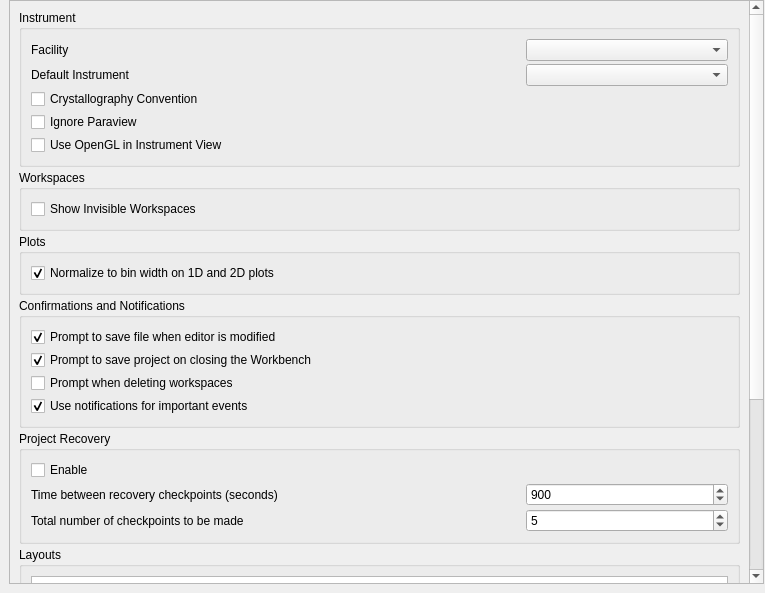
Old version of the form qt/applications/workbench/workbench/widgets/settings/general/section_general.ui in the repository mantidproject/mantid.
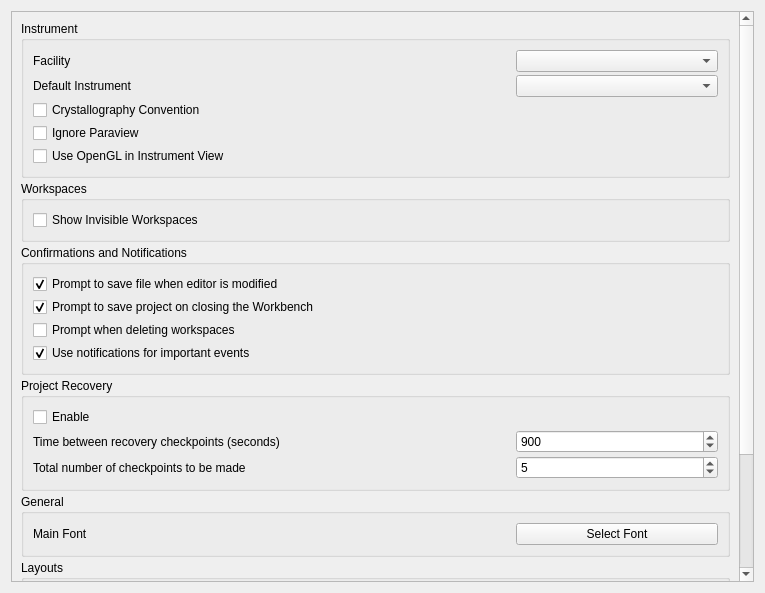
New version of the form.

Commit message: Re #27471 Add in plot settings

```diff
--- a/qt/applications/workbench/workbench/widgets/settings/general/section_general.ui
+++ b/qt/applications/workbench/workbench/widgets/settings/general/section_general.ui
@@ -13,19 +13,7 @@
   <property name="windowTitle">
    <string>Form</string>
   </property>
-  <layout class="QHBoxLayout" name="horizontalLayout">
-   <property name="leftMargin">
-    <number>9</number>
-   </property>
-   <property name="topMargin">
-    <number>0</number>
-   </property>
-   <property name="rightMargin">
-    <number>1</number>
-   </property>
-   <property name="bottomMargin">
-    <number>9</number>
-   </property>
+  <layout class="QVBoxLayout" name="verticalLayout_12">
    <item>
     <widget class="QScrollArea" name="scrollArea">
      <property name="frameShape">
@@ -44,9 +32,9 @@
       <property name="geometry">
        <rect>
         <x>0</x>
-        <y>-174</y>
-        <width>736</width>
-        <height>756</height>
+        <y>0</y>
+        <width>728</width>
+        <height>651</height>
        </rect>
       </property>
       <property name="sizePolicy">
@@ -134,29 +122,25 @@
              </layout>
             </item>
             <item>
-             <layout class="QVBoxLayout" name="verticalLayout_5">
-              <item>
-               <widget class="QCheckBox" name="crystallography_convention">
-                <property name="text">
-                 <string>Crystallography Convention</string>
-                </property>
-               </widget>
-              </item>
-              <item>
-               <widget class="QCheckBox" name="ignore_paraview">
-                <property name="text">
-                 <string>Ignore Paraview</string>
-                </property>
-               </widget>
-              </item>
-              <item>
-               <widget class="QCheckBox" name="use_open_gl">
-                <property name="text">
-                 <string>Use OpenGL in Instrument View</string>
-                </property>
-               </widget>
-              </item>
-             </layout>
+             <widget class="QCheckBox" name="crystallography_convention">
+              <property name="text">
+               <string>Crystallography Convention</string>
+              </property>
+             </widget>
+            </item>
+            <item>
+             <widget class="QCheckBox" name="ignore_paraview">
+              <property name="text">
+               <string>Ignore Paraview</string>
+              </property>
+             </widget>
+            </item>
+            <item>
+             <widget class="QCheckBox" name="use_open_gl">
+              <property name="text">
+               <string>Use OpenGL in Instrument View</string>
+              </property>
+             </widget>
             </item>
            </layout>
           </widget>
@@ -204,38 +188,6 @@
            </layout>
           </widget>
          </item>
-         <item>
-          <widget class="QGroupBox" name="plots_box">
-           <property name="title">
-            <string>Plots</string>
-           </property>
-           <layout class="QVBoxLayout" name="verticalLayout_9">
-            <property name="spacing">
-             <number>3</number>
-            </property>
-            <item>
-             <layout class="QVBoxLayout" name="verticalLayout_8">
-              <item>
-               <widget class="QCheckBox" name="normalize_to_bin_width">
-                <property name="sizePolicy">
-                 <sizepolicy hsizetype="Expanding" vsizetype="Fixed">
-                  <horstretch>0</horstretch>
-                  <verstretch>0</verstretch>
-                 </sizepolicy>
-                </property>
-                <property name="text">
-                 <string>Normalize to bin width on 1D and 2D plots</string>
-                </property>
-                <property name="checked">
-                 <bool>true</bool>
-                </property>
-               </widget>
-              </item>
-             </layout>
-            </item>
-           </layout>
-          </widget>
-         </item>
          <item>
           <widget class="QGroupBox" name="confirmations_box">
            <property name="sizePolicy">
@@ -406,6 +358,48 @@
            </layout>
           </widget>
          </item>
+         <item>
+          <widget class="QGroupBox" name="general_box">
+           <property name="sizePolicy">
+            <sizepolicy hsizetype="Preferred" vsizetype="Maximum">
+             <horstretch>0</horstretch>
+             <verstretch>0</verstretch>
+            </sizepolicy>
+           </property>
+           <property name="title">
+            <string>General</string>
+           </property>
+           <layout class="QVBoxLayout" name="verticalLayout_11">
+            <property name="spacing">
+             <number>3</number>
+            </property>
+            <item>
+             <layout class="QHBoxLayout" name="horizontalLayout_7">
+              <item>
+               <widget class="QLabel" name="main_font_label">
+                <property name="text">
+                 <string>Main Font</string>
+                </property>
+               </widget>
+              </item>
+              <item>
+               <widget class="QPushButton" name="main_font">
+                <property name="maximumSize">
+                 <size>
+                  <width>202</width>
+                  <height>16777215</height>
+                 </size>
+                </property>
+                <property name="text">
+                 <string>Select Font</string>
+                </property>
+               </widget>
+              </item>
+             </layout>
+            </item>
+           </layout>
+          </widget>
+         </item>
          <item>
           <widget class="QGroupBox" name="layout_box">
            <property name="title">
@@ -452,108 +446,6 @@
            </layout>
           </widget>
          </item>
-         <item>
-          <widget class="QGroupBox" name="Directories">
-           <property name="title">
-            <string>Directories</string>
-           </property>
-           <layout class="QVBoxLayout" name="verticalLayout_10">
-            <item>
-             <layout class="QHBoxLayout" name="horizontalLayout_6">
-              <item>
-               <widget class="QLabel" name="translation_label">
-                <property name="minimumSize">
-                 <size>
-                  <width>110</width>
-                  <height>0</height>
-                 </size>
-                </property>
-                <property name="text">
-                 <string>Translations</string>
-                </property>
-               </widget>
-              </item>
-              <item>
-               <widget class="QLineEdit" name="translation_file_path"/>
-              </item>
-              <item>
-               <widget class="QPushButton" name="translation_browse_button">
-                <property name="text">
-                 <string>Browse</string>
-                </property>
-               </widget>
-              </item>
-             </layout>
-            </item>
-            <item>
-             <layout class="QHBoxLayout" name="horizontalLayout_5">
-              <item>
-               <widget class="QLabel" name="help_label">
-                <property name="sizePolicy">
-                 <sizepolicy hsizetype="Fixed" vsizetype="Preferred">
-                  <horstretch>0</horstretch>
-                  <verstretch>0</verstretch>
-                 </sizepolicy>
-                </property>
-                <property name="minimumSize">
-                 <size>
-                  <width>110</width>
-                  <height>0</height>
-                 </size>
-                </property>
-                <property name="maximumSize">
-                 <size>
-                  <width>16777215</width>
-                  <height>16777215</height>
-                 </size>
-                </property>
-                <property name="text">
-                 <string>Help</string>
-                </property>
-               </widget>
-              </item>
-              <item>
-               <widget class="QLineEdit" name="help_file_path"/>
-              </item>
-              <item>
-               <widget class="QPushButton" name="help_browse_button">
-                <property name="text">
-                 <string>Browse</string>
-                </property>
-               </widget>
-              </item>
-             </layout>
-            </item>
-            <item>
-             <layout class="QHBoxLayout" name="horizontalLayout_2">
-              <item>
-               <widget class="QLabel" name="inst_definitions_label">
-                <property name="minimumSize">
-                 <size>
-                  <width>110</width>
-                  <height>0</height>
-                 </size>
-                </property>
-                <property name="text">
-                 <string>Instrument definitions</string>
-                </property>
-               </widget>
-              </item>
-              <item>
-               <widget class="QLineEdit" name="inst_definitions_file_path"/>
-              </item>
-              <item>
-               <widget class="QPushButton" name="inst_definiton_browse_button">
-                <property name="text">
-                 <string>Browse</string>
-                </property>
-               </widget>
-              </item>
-             </layout>
-            </item>
-           </layout>
-          </widget>
-         </item>
         </layout>
        </item>
       </layout>
```
The commit also changes 23 other files.
